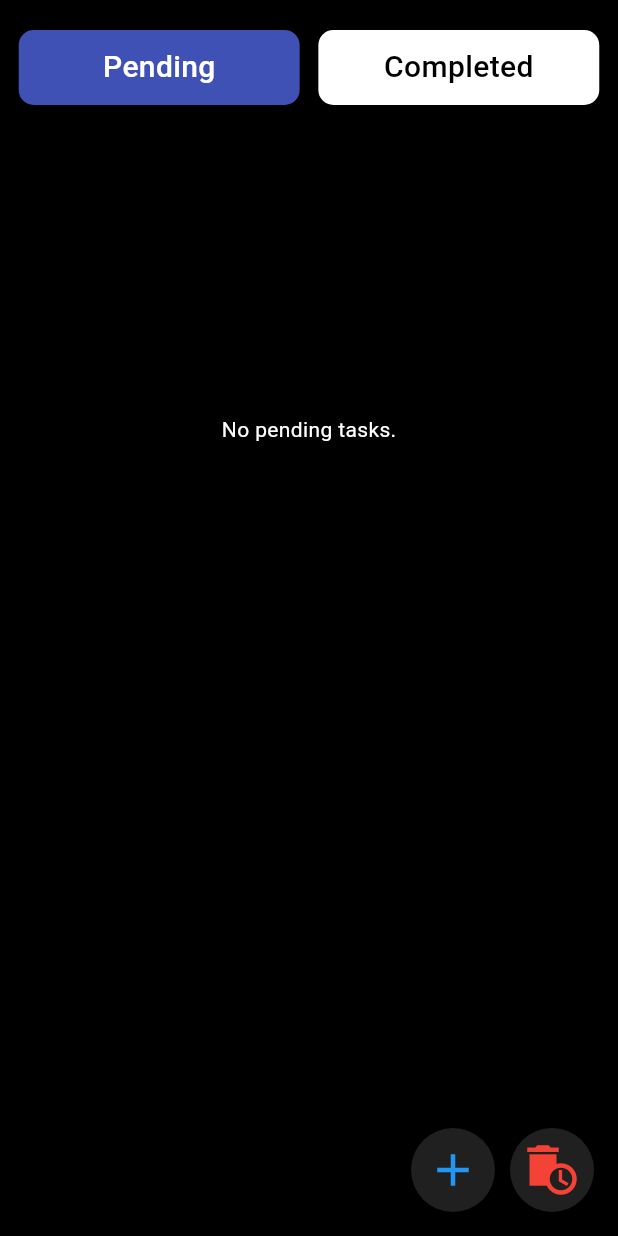
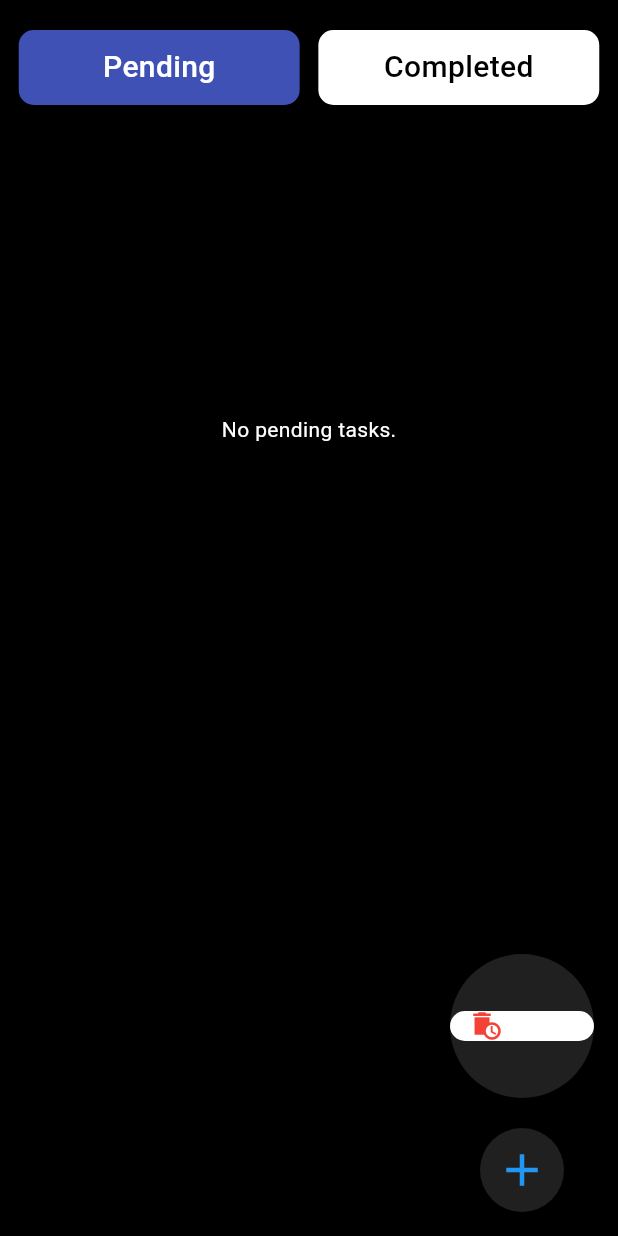
Before and after one commit to Sojib201/todo_using_firebase_auth_using_firebase, a Flutter app: the TodoTab screen opened directly, on a phone screen of 412 x 824 dp. Run offline on Flutter 3.47's test engine with Material 3 defaults, Android fonts, the light colour scheme and no system bars; our stand-ins replace cloud_firestore, firebase_auth, firebase_core, flutter_slidable; accounts and stored records are empty.

Commit message:
complete todo app with authentication using firebase

```diff
--- a/lib/deleted_todo_model.dart
+++ b/lib/deleted_todo_model.dart
@@ -5,25 +5,24 @@ class DeletedTodo {
   final String title;
   final String description;
   final bool completed;
-  final DateTime? deletedAt;
+  final Timestamp timeStamp;
 
   DeletedTodo({
     required this.id,
     required this.title,
     required this.description,
     required this.completed,
-    this.deletedAt,
+    required this.timeStamp,
   });
 
-  // ✅ This method fixes your error
-  factory DeletedTodo.fromDoc(DocumentSnapshot doc) {
-    final data = doc.data() as Map<String, dynamic>;
-    return DeletedTodo(
-      id: doc.id,
-      title: data['title'] ?? '',
-      description: data['description'] ?? '',
-      completed: data['completed'] ?? false,
-      deletedAt: (data['deletedAt'] as Timestamp?)?.toDate(),
-    );
-  }
+  // factory DeletedTodo.fromDoc(DocumentSnapshot doc) {
+  //   final data = doc.data() as Map<String, dynamic>;
+  //   return DeletedTodo(
+  //     id: doc.id,
+  //     title: data['title'] ?? '',
+  //     description: data['description'] ?? '',
+  //     completed: data['completed'] ?? false,
+  //     deletedAt: (data['deletedAt'] as Timestamp?)?.toDate(),
+  //   );
+  // }
 }
--- a/lib/todo_tab.dart
+++ b/lib/todo_tab.dart
@@ -165,11 +165,39 @@ class _TodoTabState extends State<TodoTab> {
           ),
         ],
       ),
-      floatingActionButton: Row(
+      floatingActionButton: Column(
         mainAxisSize: MainAxisSize.min,
         children: [
+
+
+          FloatingActionButton.large(
+            heroTag: 'recycleBinBtn',
+            shape: const CircleBorder(),
+            backgroundColor: Colors.grey.withOpacity(0.2),
+            onPressed: () {
+              Navigator.push(
+                context,
+                MaterialPageRoute(builder: (_) => const RecycleBinScreen()),
+              );
+            },
+            tooltip: 'Recently Deleted',
+            child: Container(
+              decoration: BoxDecoration(
+                borderRadius: BorderRadius.circular(12),
+                color: Colors.white
+              ),
+              child: const Row(
+                mainAxisAlignment: MainAxisAlignment.center,
+                children: [
+                  Icon(Icons.auto_delete_sharp, color: Colors.red, size: 20,),
+                  Text('Recently Deleted',maxLines:2,style: TextStyle(color: Colors.white,fontSize: 6),),
+                ],
+              ),
+            ),
+          ),
+          const SizedBox(height: 20),
           FloatingActionButton(
-            heroTag: 'addTaskBtn', // 👈 unique hero tag
+            heroTag: 'addTaskBtn',
             shape: const CircleBorder(),
             backgroundColor: Colors.grey.withOpacity(0.2),
             onPressed: () {
@@ -177,19 +205,6 @@ class _TodoTabState extends State<TodoTab> {
             },
             child: const Icon(Icons.add, color: Colors.blue, size: 36),
           ),
-          const SizedBox(width: 10),
-          FloatingActionButton(
-            heroTag: 'recycleBinBtn', // 👈 unique hero tag
-            shape: const CircleBorder(),
-            backgroundColor: Colors.grey.withOpacity(0.2),
-            onPressed: () {
-              Navigator.push(
-                context,
-                MaterialPageRoute(builder: (_) => RecycleBinScreen()),
-              );
-            },
-            child: const Icon(Icons.auto_delete_sharp, color: Colors.red, size: 36),
-          ),
         ],
       ),
 
```
Also changed, not shown: lib/database_service.dart (+22 -23 lines), lib/recycle_bin_screen.dart (+134 -20 lines).
